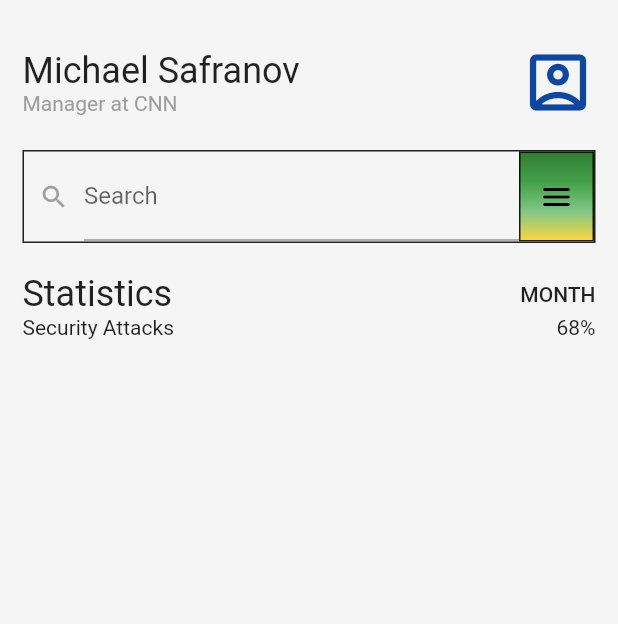
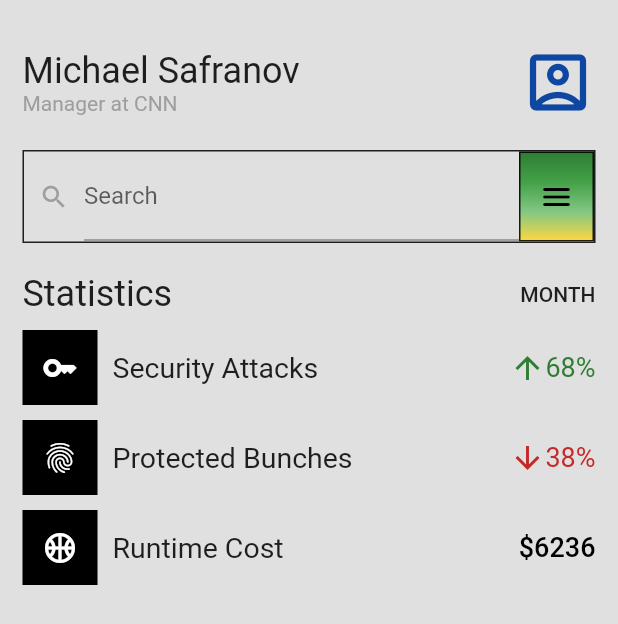
Before and after one commit to ANTONINEUTRON/wmt_second_app, a Flutter app: the screen it shows after launch, on a phone screen of 412 x 824 dp. Shown: the top 624 px of the screen. Run offline on Flutter 3.47's test engine with Material 2 defaults, Android fonts, the phone set to English and light mode, and no system bars.

Commit message:
November 15th Class - Flutter

```diff
--- a/lib/main.dart
+++ b/lib/main.dart
@@ -13,7 +13,7 @@ class MyApp extends StatelessWidget {
     return MaterialApp(
       title: 'WTFellowship Second App',
       theme: ThemeData(
-        scaffoldBackgroundColor: Colors.grey.shade100,
+        scaffoldBackgroundColor: Colors.grey.shade300,
         primarySwatch: Colors.blue,
       ),
       home: HomePage(),
@@ -64,13 +64,139 @@ class Statistics extends StatelessWidget {
             )
           ],
         ),
-        Row(
-          mainAxisAlignment: MainAxisAlignment.spaceBetween,
-          children: [
-            Text("Security Attacks"),
-            Text("68%")
-          ],
-        )
+
+        Container(
+          padding: EdgeInsets.only(top: 10),
+          child: Row(
+            mainAxisAlignment: MainAxisAlignment.spaceBetween,
+            children: [
+              Row(
+                children: [
+                  Container(
+                    child: Icon(
+                        Icons.key,
+                        color: Colors.white
+                    ),
+                    height: 50,
+                    width: 50,
+                    color: Colors.black,
+                  ),
+                  Container(width: 10,),
+                  Text(
+                    "Security Attacks",
+                    style: TextStyle(
+                        fontWeight: FontWeight.w400,
+                        fontSize: 19
+                    ),
+                  )
+                ],
+              ),
+
+              Row(
+                children: [
+                  Icon(
+                    Icons.arrow_upward,
+                    color: Colors.green.shade800,
+                  ),
+                  Text(
+                      "68%",
+                      style: TextStyle(
+                          fontWeight: FontWeight.w400,
+                          fontSize: 18,
+                          color: Colors.green.shade800
+                      )
+                  )
+                ],
+              )
+            ],
+          ),
+        ),
+
+        Container(
+          padding: EdgeInsets.only(top: 10),
+          child: Row(
+            mainAxisAlignment: MainAxisAlignment.spaceBetween,
+            children: [
+              Row(
+                children: [
+                  Container(
+                    child: Icon(
+                        Icons.fingerprint_sharp,
+                        color: Colors.white
+                    ),
+                    height: 50,
+                    width: 50,
+                    color: Colors.black,
+                  ),
+                  Container(width: 10,),
+                  Text(
+                    "Protected Bunches",
+                    style: TextStyle(
+                        fontWeight: FontWeight.w400,
+                        fontSize: 19
+                    ),
+                  )
+                ],
+              ),
+
+              Row(
+                children: [
+                  Icon(
+                    Icons.arrow_downward,
+                    color: Colors.red.shade800,
+                  ),
+                  Text(
+                      "38%",
+                      style: TextStyle(
+                          fontWeight: FontWeight.w400,
+                          fontSize: 18,
+                          color: Colors.red.shade800
+                      )
+                  )
+                ],
+              )
+            ],
+          ),
+        ),
+
+        Container(
+          padding: EdgeInsets.only(top: 10),
+          child: Row(
+            mainAxisAlignment: MainAxisAlignment.spaceBetween,
+            children: [
+              Row(
+                children: [
+                  Container(
+                    child: Icon(
+                        Icons.sports_basketball_outlined,
+                        color: Colors.white
+                    ),
+                    height: 50,
+                    width: 50,
+                    color: Colors.black,
+                  ),
+                  Container(width: 10,),
+                  const Text(
+                    "Runtime Cost",
+                    style: TextStyle(
+                        fontWeight: FontWeight.w400,
+                        fontSize: 19
+                    ),
+                  )
+                ],
+              ),
+
+              const Text(
+                  "\$6236",
+                  style: TextStyle(
+                      fontWeight: FontWeight.w500,
+                      fontSize: 18,
+                      color: Colors.black
+                  )
+              )
+            ],
+          ),
+        ),
       ],
     );
   }
```
